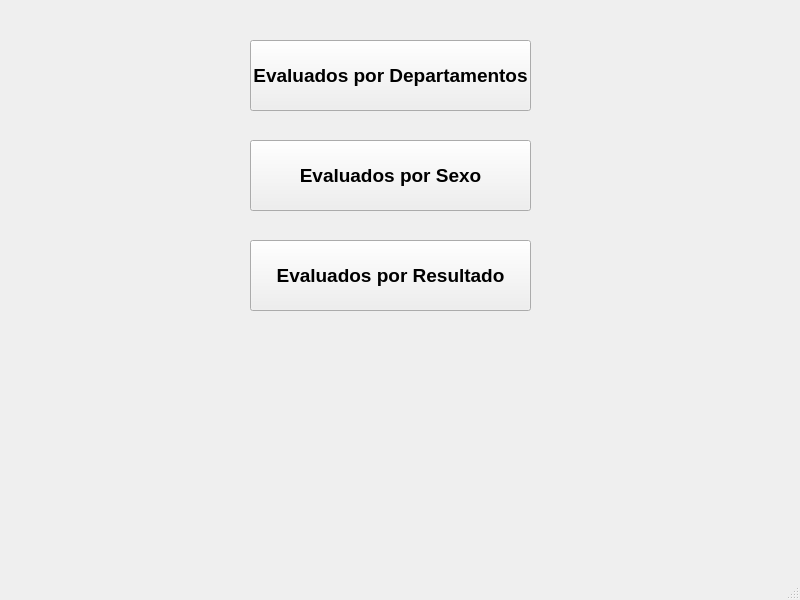
Before: the Qt Designer form PeruCOVID19_Analytics_App/ui/GUI/mainwindow.ui in amoroccoire/TO_PROYECTO, drawn with Qt 5.
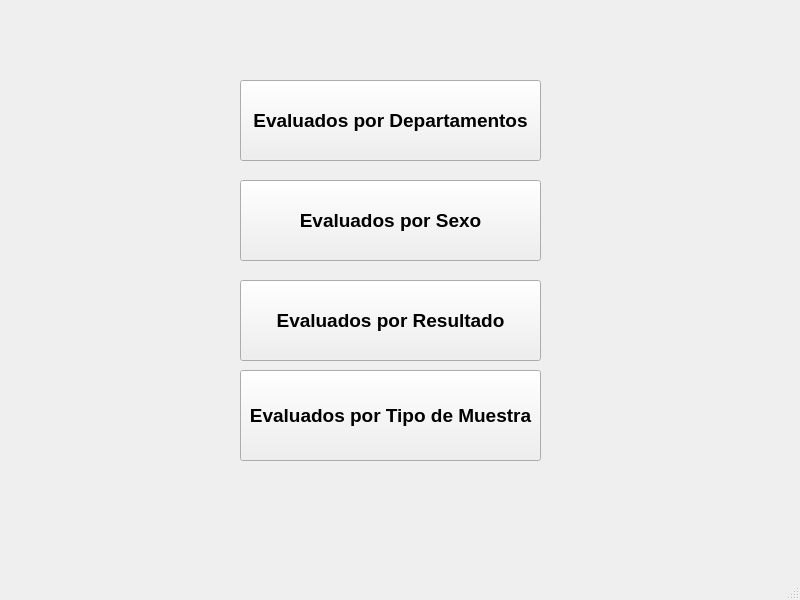
After: the same form once the commit is applied.

Commit message: Agregando graficos estadisticos por tipo de muestra

```diff
--- a/PeruCOVID19_Analytics_App/ui/GUI/mainwindow.ui
+++ b/PeruCOVID19_Analytics_App/ui/GUI/mainwindow.ui
@@ -17,10 +17,10 @@
    <widget class="QPushButton" name="pushButton">
     <property name="geometry">
      <rect>
-      <x>250</x>
-      <y>40</y>
-      <width>281</width>
-      <height>71</height>
+      <x>240</x>
+      <y>80</y>
+      <width>301</width>
+      <height>81</height>
      </rect>
     </property>
     <property name="font">
@@ -36,10 +36,10 @@
    <widget class="QPushButton" name="pushButton_2">
     <property name="geometry">
      <rect>
-      <x>250</x>
-      <y>140</y>
-      <width>281</width>
-      <height>71</height>
+      <x>240</x>
+      <y>180</y>
+      <width>301</width>
+      <height>81</height>
      </rect>
     </property>
     <property name="font">
@@ -55,10 +55,10 @@
    <widget class="QPushButton" name="pushButton_3">
     <property name="geometry">
      <rect>
-      <x>250</x>
-      <y>240</y>
-      <width>281</width>
-      <height>71</height>
+      <x>240</x>
+      <y>280</y>
+      <width>301</width>
+      <height>81</height>
      </rect>
     </property>
     <property name="font">
@@ -71,6 +71,25 @@
      <string>Evaluados por Resultado</string>
     </property>
    </widget>
+   <widget class="QPushButton" name="pushButton_4">
+    <property name="geometry">
+     <rect>
+      <x>240</x>
+      <y>370</y>
+      <width>301</width>
+      <height>91</height>
+     </rect>
+    </property>
+    <property name="font">
+     <font>
+      <pointsize>14</pointsize>
+      <bold>true</bold>
+     </font>
+    </property>
+    <property name="text">
+     <string>Evaluados por Tipo de Muestra</string>
+    </property>
+   </widget>
   </widget>
   <widget class="QMenuBar" name="menubar">
    <property name="geometry">
```
The commit also changes 6 other files.
